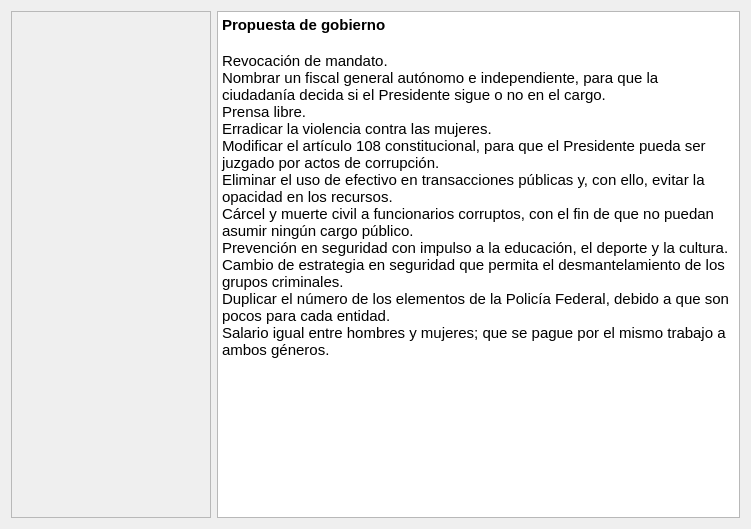
sarahiva/IS2Proyecto1, file forms/perfilcandidato.ui: the form before one commit.
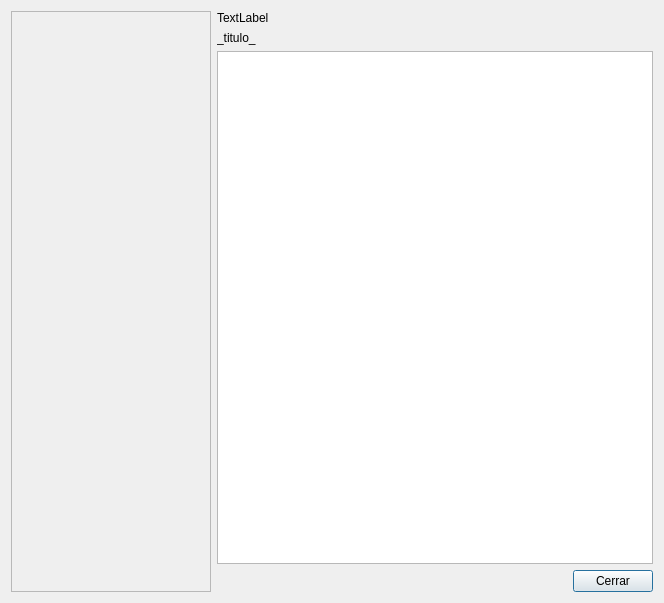
The form after the commit. Icons and pictures are not drawn.

What changed in the file:
```diff
--- a/forms/perfilcandidato.ui
+++ b/forms/perfilcandidato.ui
@@ -1,20 +1,20 @@
 <?xml version="1.0" encoding="UTF-8"?>
 <ui version="4.0">
  <class>PerfilCandidato</class>
- <widget class="QWidget" name="PerfilCandidato">
+ <widget class="QDialog" name="PerfilCandidato">
   <property name="geometry">
    <rect>
     <x>0</x>
     <y>0</y>
-    <width>751</width>
-    <height>529</height>
+    <width>664</width>
+    <height>603</height>
    </rect>
   </property>
   <property name="windowTitle">
    <string>Perfil Candidato</string>
   </property>
-  <layout class="QGridLayout" name="gridLayout_2">
-   <item row="0" column="0">
+  <layout class="QHBoxLayout" name="horizontalLayout_2">
+   <item>
     <widget class="QFrame" name="frame">
      <property name="minimumSize">
       <size>
@@ -42,18 +42,58 @@
      </layout>
     </widget>
    </item>
-   <item row="0" column="1">
-    <widget class="QTextBrowser" name="publicaciones">
-     <property name="html">
-      <string>&lt;!DOCTYPE HTML PUBLIC &quot;-//W3C//DTD HTML 4.0//EN&quot; &quot;http://www.w3.org/TR/REC-html40/strict.dtd&quot;&gt;
+   <item>
+    <layout class="QVBoxLayout" name="verticalLayout">
+     <item>
+      <widget class="QLabel" name="nombre">
+       <property name="text">
+        <string>TextLabel</string>
+       </property>
+      </widget>
+     </item>
+     <item>
+      <widget class="QLabel" name="titulo">
+       <property name="text">
+        <string>_titulo_</string>
+       </property>
+      </widget>
+     </item>
+     <item>
+      <widget class="QTextBrowser" name="publicaciones">
+       <property name="html">
+        <string>&lt;!DOCTYPE HTML PUBLIC &quot;-//W3C//DTD HTML 4.0//EN&quot; &quot;http://www.w3.org/TR/REC-html40/strict.dtd&quot;&gt;
 &lt;html&gt;&lt;head&gt;&lt;meta name=&quot;qrichtext&quot; content=&quot;1&quot; /&gt;&lt;style type=&quot;text/css&quot;&gt;
 p, li { white-space: pre-wrap; }
 &lt;/style&gt;&lt;/head&gt;&lt;body style=&quot; font-family:'Cantarell'; font-size:11pt; font-weight:400; font-style:normal;&quot;&gt;
-&lt;p style=&quot; margin-top:0px; margin-bottom:0px; margin-left:0px; margin-right:0px; -qt-block-indent:0; text-indent:0px;&quot;&gt;&lt;span style=&quot; font-weight:600;&quot;&gt;Propuesta de gobierno&lt;/span&gt;&lt;/p&gt;
-&lt;p style=&quot;-qt-paragraph-type:empty; margin-top:0px; margin-bottom:0px; margin-left:0px; margin-right:0px; -qt-block-indent:0; text-indent:0px; font-weight:600;&quot;&gt;&lt;br /&gt;&lt;/p&gt;
-&lt;p style=&quot; margin-top:0px; margin-bottom:0px; margin-left:0px; margin-right:0px; -qt-block-indent:0; text-indent:0px;&quot;&gt;Revocación de mandato.&lt;br /&gt;Nombrar un fiscal general autónomo e independiente, para que la ciudadanía decida si el Presidente sigue o no en el cargo.&lt;br /&gt;Prensa libre.&lt;br /&gt;Erradicar la violencia contra las mujeres.&lt;br /&gt;Modificar el artículo 108 constitucional, para que el Presidente pueda ser juzgado por actos de corrupción.&lt;br /&gt;Eliminar el uso de efectivo en transacciones públicas y, con ello, evitar la opacidad en los recursos.&lt;br /&gt;Cárcel y muerte civil a funcionarios corruptos, con el fin de que no puedan asumir ningún cargo público.&lt;br /&gt;Prevención en seguridad con impulso a la educación, el deporte y la cultura.&lt;br /&gt;Cambio de estrategia en seguridad que permita el desmantelamiento de los grupos criminales.&lt;br /&gt;Duplicar el número de los elementos de la Policía Federal, debido a que son pocos para cada entidad.&lt;br /&gt;Salario igual entre hombres y mujeres; que se pague por el mismo trabajo a ambos géneros.&lt;/p&gt;&lt;/body&gt;&lt;/html&gt;</string>
-     </property>
-    </widget>
+&lt;p style=&quot;-qt-paragraph-type:empty; margin-top:0px; margin-bottom:0px; margin-left:0px; margin-right:0px; -qt-block-indent:0; text-indent:0px;&quot;&gt;&lt;br /&gt;&lt;/p&gt;&lt;/body&gt;&lt;/html&gt;</string>
+       </property>
+      </widget>
+     </item>
+     <item>
+      <layout class="QHBoxLayout" name="horizontalLayout">
+       <item>
+        <spacer name="horizontalSpacer">
+         <property name="orientation">
+          <enum>Qt::Horizontal</enum>
+         </property>
+         <property name="sizeHint" stdset="0">
+          <size>
+           <width>40</width>
+           <height>20</height>
+          </size>
+         </property>
+        </spacer>
+       </item>
+       <item>
+        <widget class="QPushButton" name="pushButton">
+         <property name="text">
+          <string>Cerrar</string>
+         </property>
+        </widget>
+       </item>
+      </layout>
+     </item>
+    </layout>
    </item>
   </layout>
  </widget>
```
Left out of the diff: 26 changed lines with no effect on the pictures.
